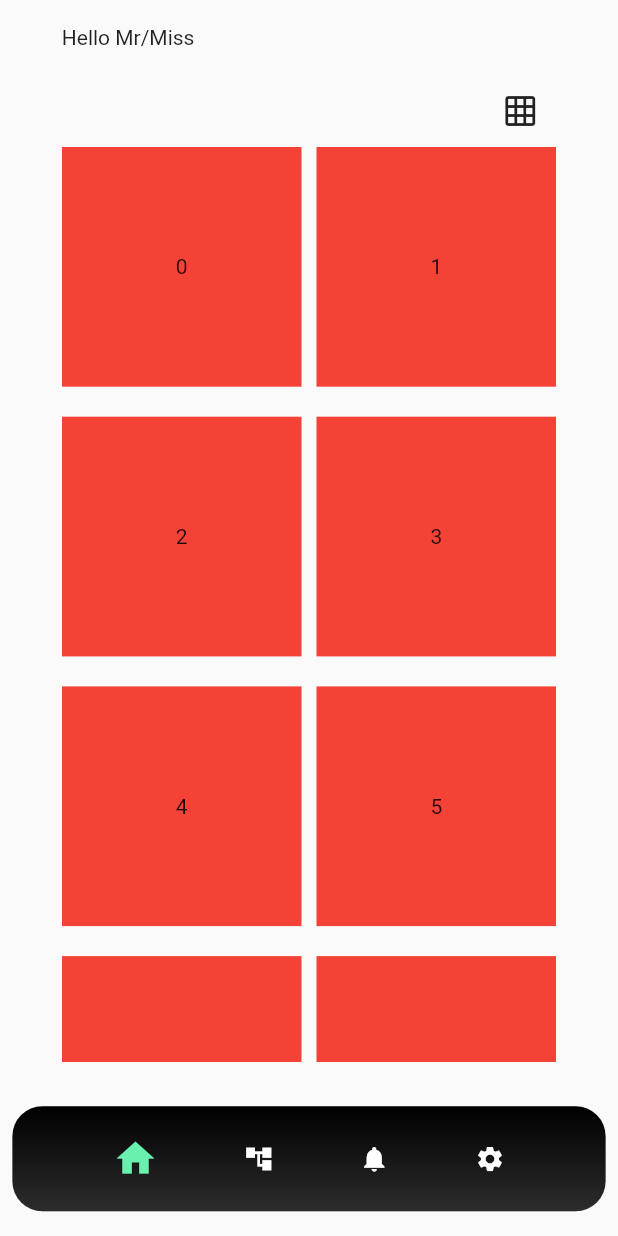
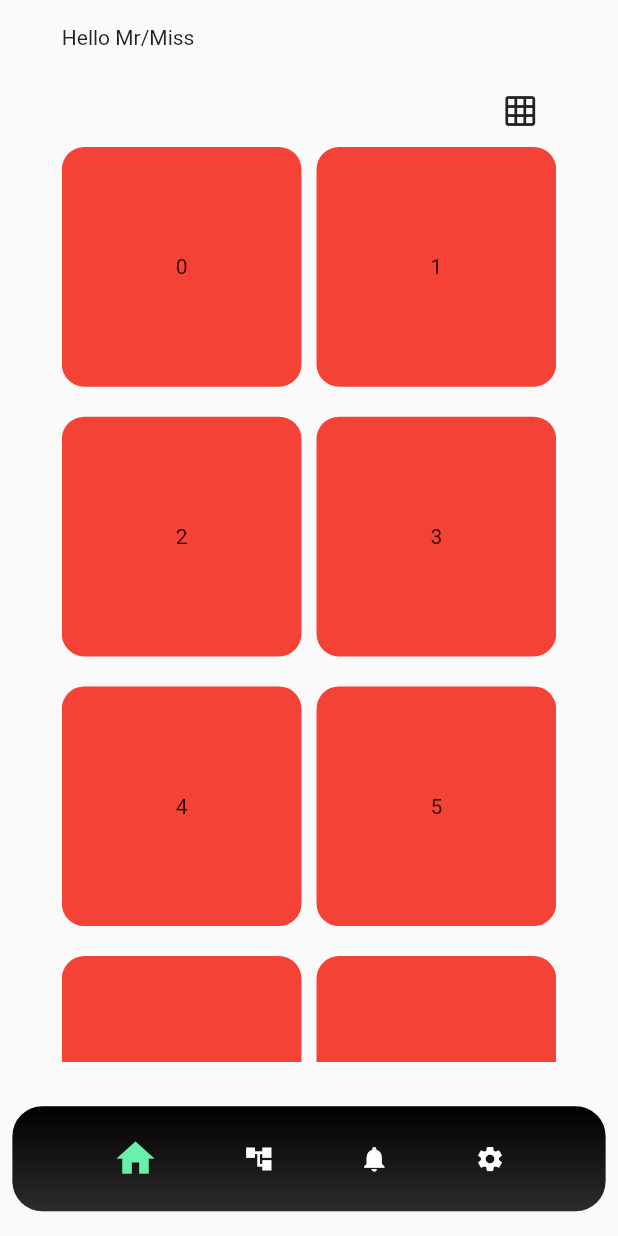
Before and after one commit to kolynzb/Ugdev-series, a Flutter app: the screen it shows after launch, after a tap on the "list" icon, on a phone screen of 412 x 824 dp. Run offline on Flutter 3.47's test engine with Material 2 defaults, Android fonts, the light colour scheme and no system bars; our stand-ins replace shared_preferences.

Commit message:
Add Radius

```diff
--- a/lib/views/bottomnav/first.dart
+++ b/lib/views/bottomnav/first.dart
@@ -80,7 +80,12 @@ class _FirstPageState extends State<FirstPage> {
                         itemBuilder: (BuildContext, i) {
                           return Container(
                             height: 100,
-                            color: Colors.red,
+                            decoration: const BoxDecoration(
+                              color: Colors.red,
+                              borderRadius: BorderRadius.all(
+                                Radius.circular(15),
+                              ),
+                            ),
                             child: Center(
                               child: Text('$i'),
                             ),
```
